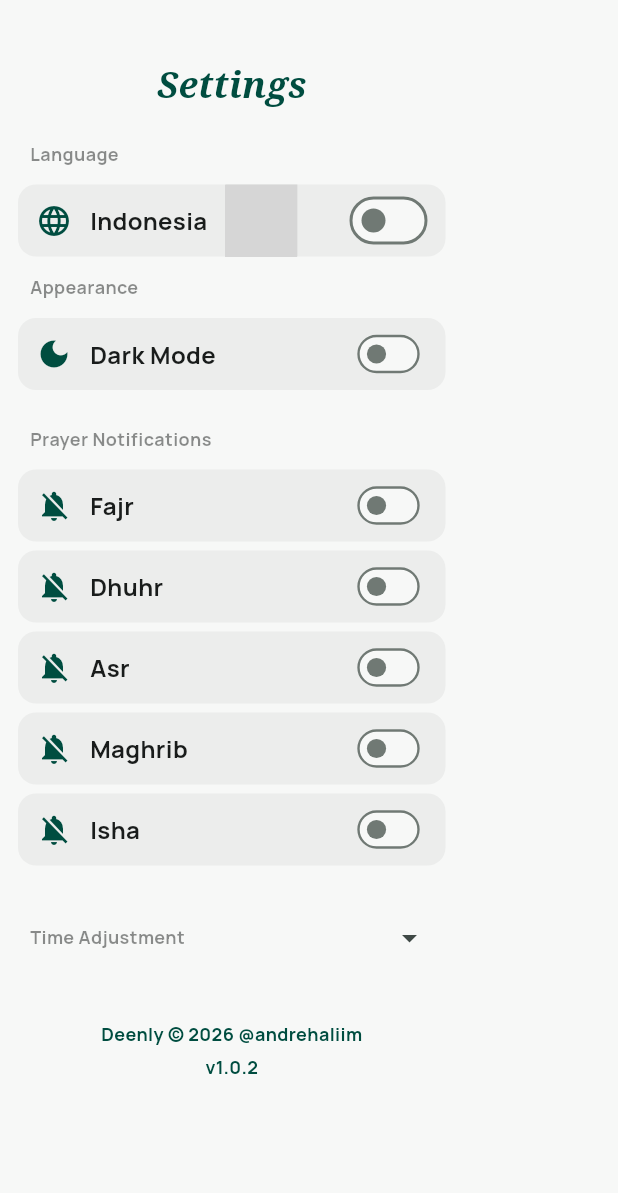
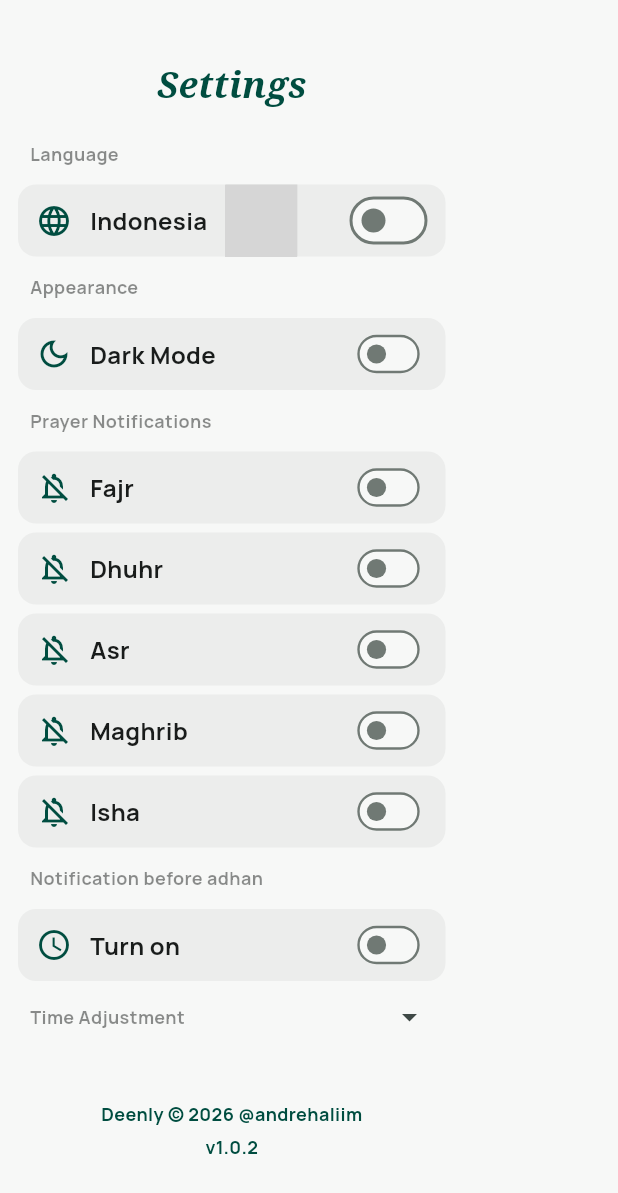
Before and after one commit to andrehaliim/deenly, a Flutter app: the DrawerPage widget shown alone on an empty page, opened directly, on a phone screen of 412 x 824 dp. Shown: the top 1193 px of the screen. Run offline on Flutter 3.47's test engine with Material 3 defaults, Android fonts, the phone set to English and light mode, and no system bars; our stand-ins replace flutter_compass, flutter_local_notifications, font_awesome_flutter, geocoding, geolocator, google_fonts and 7 more; missing offline and left inert: country_flags, home_widget, workmanager; accounts and stored records are empty; network calls fail; grey boxes are pictures that could not be loaded.

Commit message:
feat: reminder 10 minutes before adhan notification

```diff
--- a/lib/components/drawer_provider.dart
+++ b/lib/components/drawer_provider.dart
@@ -32,6 +32,9 @@ class DrawerProvider extends ChangeNotifier {
   bool _isAdjustmentExpanded = false;
   bool get isAdjustmentExpanded => _isAdjustmentExpanded;
 
+  bool _isReminderEnabled = false;
+  bool get isReminderEnabled => _isReminderEnabled;
+
   DrawerProvider(this.prefs) {
     _loadSettings();
   }
@@ -48,6 +51,8 @@ class DrawerProvider extends ChangeNotifier {
     _asradjustment = prefs.getInt('asrAdjustment') ?? 0;
     _maghribadjustment = prefs.getInt('maghribAdjustment') ?? 0;
     _ishadjustment = prefs.getInt('ishAdjustment') ?? 0;
+
+    _isReminderEnabled = prefs.getBool('isReminderEnabled') ?? false;
   }
 
   Future<void> toggleFajr(bool value) async {
@@ -119,4 +124,10 @@ class DrawerProvider extends ChangeNotifier {
     _isAdjustmentExpanded = !_isAdjustmentExpanded;
     notifyListeners();
   }
+
+  Future<void> toggleReminder(bool value) async {
+    _isReminderEnabled = value;
+    await prefs.setBool('isReminderEnabled', value);
+    notifyListeners();
+  }
 }
--- a/lib/l10n/app_en.arb
+++ b/lib/l10n/app_en.arb
@@ -57,5 +57,7 @@
     "settingTheme": "Dark Mode",
     "settingNotificationTitle": "Prayer Notifications",
     "settingTimeTitle": "Time Adjustment",
-    "settingSaveButton": "Save"
+    "settingSaveButton": "Save",
+    "settingBeforeTitle": "Notification before adhan",
+    "settingBeforeValue": "Turn on"
 }
--- a/lib/l10n/app_id.arb
+++ b/lib/l10n/app_id.arb
@@ -57,5 +57,7 @@
     "settingTheme": "Mode Gelap",
     "settingNotificationTitle": "Notifikasi Shalat",
     "settingTimeTitle": "Penyesuaian Waktu",
-    "settingSaveButton": "Simpan"
+    "settingSaveButton": "Simpan",
+    "settingBeforeTitle": "Notifikasi sebelum adzan",
+    "settingBeforeValue": "Nyalakan"
 }
--- a/lib/l10n/app_localizations.dart
+++ b/lib/l10n/app_localizations.dart
@@ -325,6 +325,18 @@ abstract class AppLocalizations {
   /// In en, this message translates to:
   /// **'Save'**
   String get settingSaveButton;
+
+  /// No description provided for @settingBeforeTitle.
+  ///
+  /// In en, this message translates to:
+  /// **'Notification before adhan'**
+  String get settingBeforeTitle;
+
+  /// No description provided for @settingBeforeValue.
+  ///
+  /// In en, this message translates to:
+  /// **'Turn on'**
+  String get settingBeforeValue;
 }
 
 class _AppLocalizationsDelegate
--- a/lib/l10n/app_localizations_en.dart
+++ b/lib/l10n/app_localizations_en.dart
@@ -124,4 +124,10 @@ class AppLocalizationsEn extends AppLocalizations {
 
   @override
   String get settingSaveButton => 'Save';
+
+  @override
+  String get settingBeforeTitle => 'Notification before adhan';
+
+  @override
+  String get settingBeforeValue => 'Turn on';
 }
--- a/lib/l10n/app_localizations_id.dart
+++ b/lib/l10n/app_localizations_id.dart
@@ -123,4 +123,10 @@ class AppLocalizationsId extends AppLocalizations {
 
   @override
   String get settingSaveButton => 'Simpan';
+
+  @override
+  String get settingBeforeTitle => 'Notifikasi sebelum adzan';
+
+  @override
+  String get settingBeforeValue => 'Nyalakan';
 }
--- a/lib/pages/drawer_page.dart
+++ b/lib/pages/drawer_page.dart
@@ -154,7 +154,7 @@ class _DrawerPageState extends State<DrawerPage> {
                 child: Row(
                   children: [
                     Icon(
-                      Icons.dark_mode,
+                      Icons.dark_mode_outlined,
                       color: Theme.of(context).colorScheme.primary,
                     ),
                     const SizedBox(width: 12),
@@ -183,8 +183,10 @@ class _DrawerPageState extends State<DrawerPage> {
                   ],
                 ),
               ),
-              const SizedBox(height: 24),
-              _buildTitle(AppLocalizations.of(context)!.settingNotificationTitle),
+              const SizedBox(height: 12),
+              _buildTitle(
+                AppLocalizations.of(context)!.settingNotificationTitle,
+              ),
               const SizedBox(height: 12),
               _buildPrayerNotificationSetting(
                 prayerName: PrayerProxy().getPrayerLabel(context, 'Fajr'),
@@ -300,7 +302,59 @@ class _DrawerPageState extends State<DrawerPage> {
                   }
                 },
               ),
-              const SizedBox(height: 24),
+              const SizedBox(height: 12),
+              _buildTitle(AppLocalizations.of(context)!.settingBeforeTitle),
+              const SizedBox(height: 12),
+              Container(
+                padding: const EdgeInsets.symmetric(horizontal: 12.0),
+                decoration: BoxDecoration(
+                  color: Theme.of(
+                    context,
+                  ).colorScheme.onSurface.withValues(alpha: 0.05),
+                  borderRadius: BorderRadius.circular(12),
+                ),
+                child: Row(
+                  children: [
+                    Icon(
+                      Icons.access_time,
+                      color: Theme.of(context).colorScheme.primary,
+                    ),
+                    const SizedBox(width: 12),
+                    Text(
+                      AppLocalizations.of(context)!.settingBeforeValue,
+                      style: TextStyle(
+                        color: Theme.of(context).colorScheme.onSurface,
+                        fontSize: Theme.of(
+                          context,
+                        ).textTheme.bodyLarge?.fontSize,
+                        fontWeight: FontWeight.bold,
+                      ),
+                    ),
+                    const Spacer(),
+                    Transform.scale(
+                      scale: 0.8,
+                      child: Switch(
+                        padding: EdgeInsets.zero,
+                        value: drawerProvider.isReminderEnabled,
+                        onChanged: (value) async {
+                          if (!value) {
+                            await NotificationHelper()
+                                .disableReminderNotifications();
+                            drawerProvider.toggleReminder(value);
+                            return;
+                          }
+                          final PrayerModel? prayerModel = await PrayerProxy()
+                              .getTodayPrayer();
+                          if (prayerModel == null) return;
+                          await NotificationHelper()
+                              .scheduleReminderNotifications(prayerModel);
+                          drawerProvider.toggleReminder(value);
+                        },
+                      ),
+                    ),
+                  ],
+                ),
+              ),
               Row(
                 children: [
                   _buildTitle(AppLocalizations.of(context)!.settingTimeTitle),
@@ -449,7 +503,9 @@ class _DrawerPageState extends State<DrawerPage> {
                             child: _isSaving
                                 ? const CircularProgressIndicator()
                                 : Text(
-                                    AppLocalizations.of(context)!.settingSaveButton,
+                                    AppLocalizations.of(
+                                      context,
+                                    )!.settingSaveButton,
                                     style: TextStyle(
                                       color: Theme.of(
                                         context,
@@ -575,7 +631,9 @@ class _DrawerPageState extends State<DrawerPage> {
       child: Row(
         children: [
           Icon(
-            isEnabled ? Icons.notifications : Icons.notifications_off,
+            isEnabled
+                ? Icons.notifications_active_outlined
+                : Icons.notifications_off_outlined,
             color: Theme.of(context).colorScheme.primary,
           ),
           const SizedBox(width: 12),
```
Also changed, not shown: lib/components/notification_helper.dart (+79 -0 lines), 2 other files.
